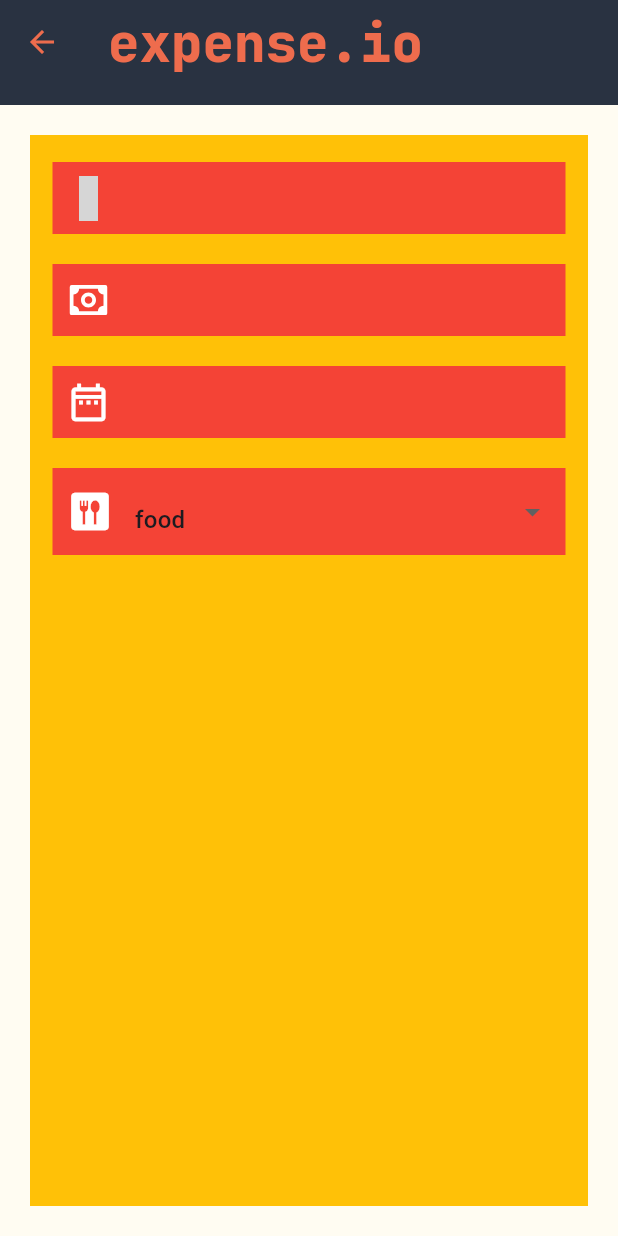
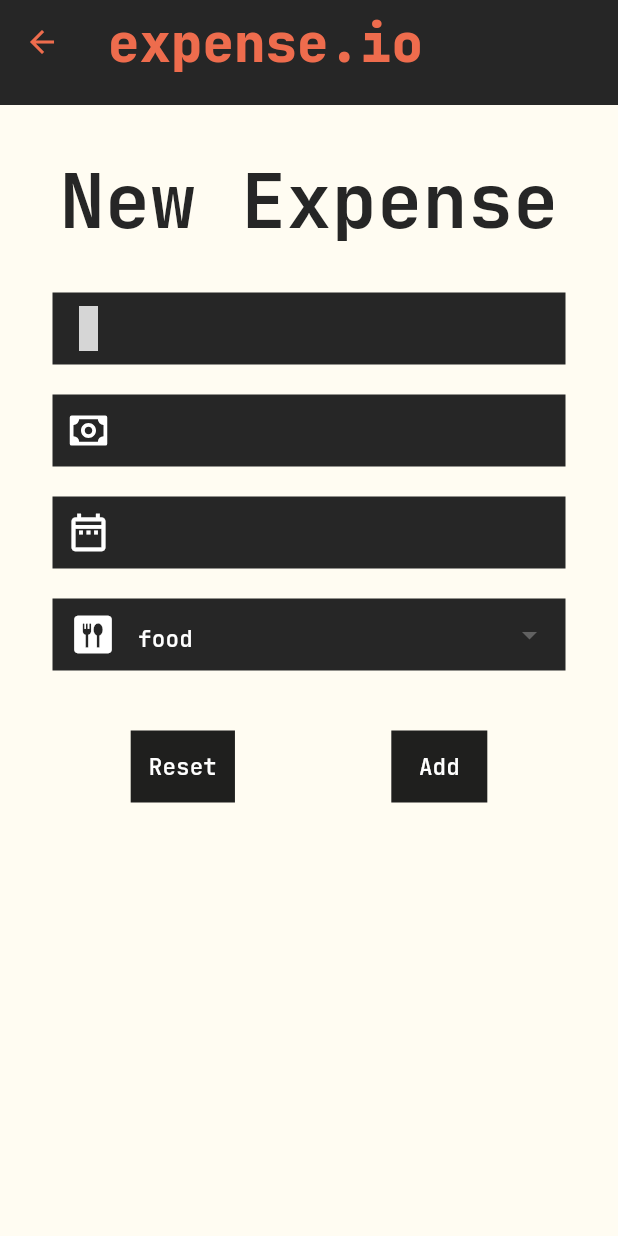
Before and after one commit to all-coder/expense.io, a Flutter app: the ExpenseAdd screen opened directly, on a phone screen of 412 x 824 dp. Run offline on Flutter 3.47's test engine with Material 3 defaults, Android fonts, the phone set to English and light mode, and no system bars; our stand-ins replace google_fonts, icons_plus; grey boxes are pictures that could not be loaded.

Commit message:
completed newexpense form/need to add validation

```diff
--- a/lib/screens/expense_add.dart
+++ b/lib/screens/expense_add.dart
@@ -61,23 +61,32 @@ class _ExpenseAddState extends State<ExpenseAdd> {
               color: const Color(0xffee6c4d),
             ),
           ),
-          backgroundColor: const Color(0xff293241),
+          backgroundColor: const Color(0xff262626),
         ),
       ),
       body: Container(
         padding: const EdgeInsets.only(left: 15, right: 15, top: 8, bottom: 4),
-        height: 900,
         margin: const EdgeInsets.all(20),
-        color: Colors.amber,
         child: Form(
           key: _formKey,
           child: Column(
             children: [
+              Text(
+                "New Expense",
+                style: GoogleFonts.jetBrainsMono(
+                  fontSize: 50,
+                  fontWeight: FontWeight.w700,
+                  color: const Color(0xff262626),
+                ),
+              ),
+              const SizedBox(
+                height: 15,
+              ),
               //nature of payment
               Container(
                 margin: const EdgeInsets.only(top: 10),
                 decoration: const BoxDecoration(
-                  color: Colors.red,
+                  color: Color(0xff262626),
                 ),
                 child: TextFormField(
                   style: GoogleFonts.jetBrainsMono(
@@ -103,7 +112,7 @@ class _ExpenseAddState extends State<ExpenseAdd> {
               Container(
                 margin: const EdgeInsets.only(top: 10),
                 decoration: const BoxDecoration(
-                  color: Colors.red,
+                  color: Color(0xff262626),
                 ),
                 child: TextFormField(
                   style: GoogleFonts.jetBrainsMono(
@@ -125,37 +134,11 @@ class _ExpenseAddState extends State<ExpenseAdd> {
                 height: 10,
               ),
 
-              //receiver of the payment
-              // Container(
-              //   margin: const EdgeInsets.only(top: 10),
-              //   decoration: const BoxDecoration(
-              //     color: Colors.red,
-              //   ),
-              //   child: TextFormField(
-              //     style: GoogleFonts.jetBrainsMono(
-              //       fontSize: 15,
-              //       color: Colors.white,
-              //     ),
-              //     decoration: const InputDecoration(
-              //       prefixIcon: Icon(
-              //         AntDesign.money_collect_outline,
-              //         color: Colors.white,
-              //         size: 30,
-              //       ),
-              //       contentPadding: EdgeInsets.only(top: 12),
-              //       border: InputBorder.none,
-              //     ),
-              //   ),
-              // ),
-              // const SizedBox(
-              //   height: 10,
-              // ),
-
               //date picker
               Container(
                 margin: const EdgeInsets.only(top: 10),
                 decoration: const BoxDecoration(
-                  color: Colors.red,
+                  color: Color(0xff262626),
                 ),
                 child: TextFormField(
                   onTap: () {
@@ -179,13 +162,13 @@ class _ExpenseAddState extends State<ExpenseAdd> {
               ),
               const SizedBox(height: 10),
 
-              // dropdown with prefix icon
+              //dropdownmenuformfield widget
               Container(
                 margin: const EdgeInsets.only(top: 10),
                 decoration: const BoxDecoration(
-                  color: Colors.red,
+                  color: Color(0xff262626),
                 ),
-                padding: const EdgeInsets.fromLTRB(10, 5, 10, 5),
+                padding: const EdgeInsets.symmetric(horizontal: 12),
                 child: Row(
                   children: [
                     Icon(
@@ -199,12 +182,18 @@ class _ExpenseAddState extends State<ExpenseAdd> {
                         value: currentChoiceOfTag,
                         decoration: const InputDecoration(
                           border: InputBorder.none,
-                          contentPadding: EdgeInsets.only(top: 12),
+                          contentPadding: EdgeInsets.only(top: 5),
                         ),
                         items: tagsList.map((item) {
                           return DropdownMenuItem(
                             value: item,
-                            child: Text(item.name),
+                            child: Text(
+                              item.name,
+                              style: GoogleFonts.jetBrainsMono(
+                                fontSize: 15,
+                                color: Colors.white,
+                              ),
+                            ),
                           );
                         }).toList(),
                         onChanged: (item) {
@@ -212,11 +201,53 @@ class _ExpenseAddState extends State<ExpenseAdd> {
                             currentChoiceOfTag = item;
                           });
                         },
+                        dropdownColor: const Color(0xff8C8C8C),
                       ),
                     ),
                   ],
                 ),
               ),
+              const SizedBox(
+                height: 40,
+              ),
+
+              //adding buttons for submission and resetting the form
+              Row(
+                mainAxisAlignment: MainAxisAlignment.spaceAround,
+                children: [
+                  Container(
+                    decoration: const BoxDecoration(
+                      color: Color(0xff1F1F1E),
+                    ),
+                    child: TextButton(
+                      onPressed: () {},
+                      style: TextButton.styleFrom(),
+                      child: Text(
+                        "Reset",
+                        style: GoogleFonts.jetBrainsMono(
+                          fontSize: 15,
+                          color: Colors.white,
+                        ),
+                      ),
+                    ),
+                  ),
+                  Container(
+                    decoration: const BoxDecoration(
+                      color: Color(0xff1F1F1E),
+                    ),
+                    child: TextButton(
+                      onPressed: () {},
+                      child: Text(
+                        "Add",
+                        style: GoogleFonts.jetBrainsMono(
+                          fontSize: 15,
+                          color: Colors.white,
+                        ),
+                      ),
+                    ),
+                  ),
+                ],
+              )
             ],
           ),
         ),
```
